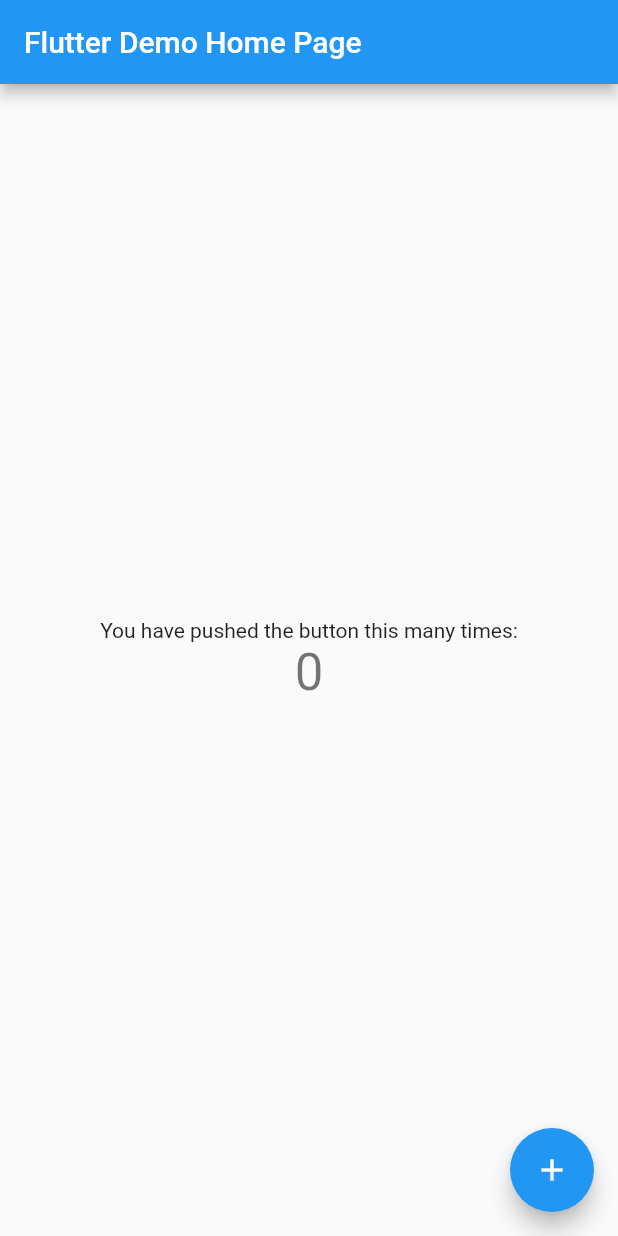
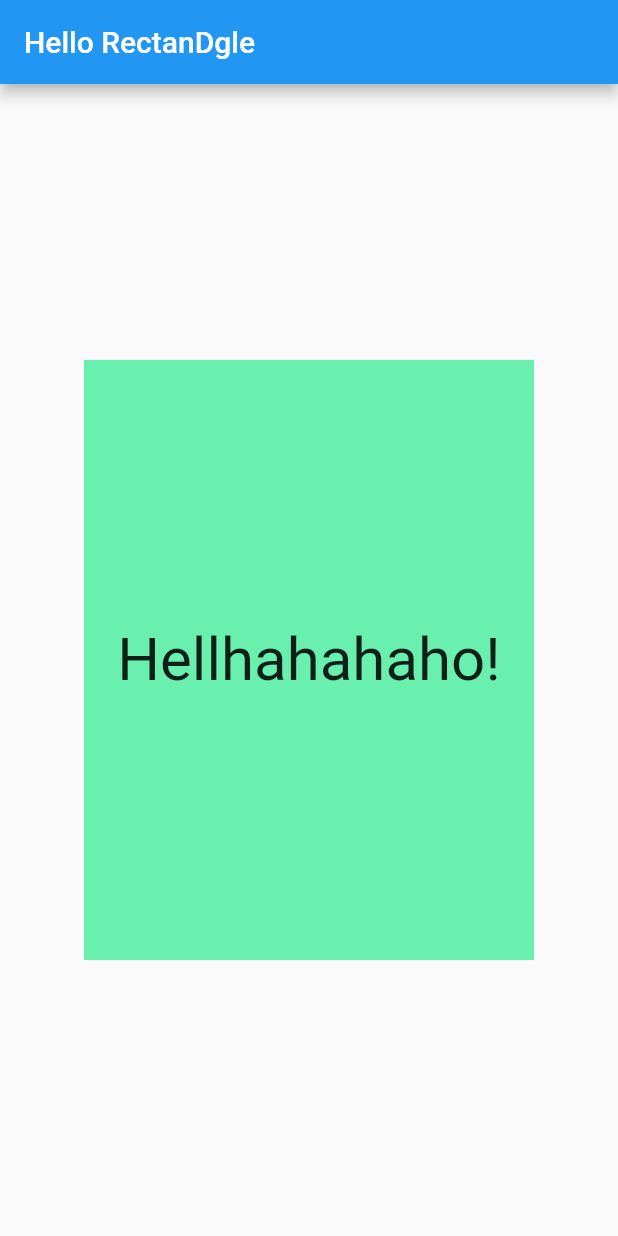
Before and after one commit to nblogist/Flutter_Udacity_Course, a Flutter app: the screen it shows after launch, on a phone screen of 412 x 824 dp. Run offline on Flutter 3.47's test engine with Material 2 defaults, Android fonts, the phone set to English and light mode, and no system bars.

Commit message:
Hello Recatnagle App

```diff
--- a/hello_rectangle/lib/main.dart
+++ b/hello_rectangle/lib/main.dart
@@ -1,111 +1,40 @@
+// Copyright 2018 The Chromium Authors. All rights reserved.
+// Use of this source code is governed by a BSD-style license that can be
+// found in the LICENSE file.
+
 import 'package:flutter/material.dart';
 
-void main() => runApp(MyApp());
+void main() {
+  runApp(
+    MaterialApp(
+      debugShowCheckedModeBanner: false,
+      title: 'Hello Rectangle',
+      home: Scaffold(
+        appBar: AppBar(
+          title: Text('Hello RectanDgle'),
+        ),
+        body: HelloRectangle(),
+      ),
+    ),
+  );
+}
 
-class MyApp extends StatelessWidget {
-  // This widget is the root of your application.
+class HelloRectangle extends StatelessWidget {
   @override
   Widget build(BuildContext context) {
-    return MaterialApp(
-      title: 'Flutter Demo',
-      theme: ThemeData(
-        // This is the theme of your application.
-        //
-        // Try running your application with "flutter run". You'll see the
-        // application has a blue toolbar. Then, without quitting the app, try
-        // changing the primarySwatch below to Colors.green and then invoke
-        // "hot reload" (press "r" in the console where you ran "flutter run",
-        // or simply save your changes to "hot reload" in a Flutter IDE).
-        // Notice that the counter didn't reset back to zero; the application
-        // is not restarted.
-        primarySwatch: Colors.blue,
+    return Center(
+      child: Container(
+        color: Colors.greenAccent,
+        height: 400.0,
+        width: 300.0,
+        child: Center(
+          child: Text(
+            'Hellhahahaho!',
+            style: TextStyle(fontSize: 40.0),
+            textAlign: TextAlign.center,
+          ),
+        ),
       ),
-      home: MyHomePage(title: 'Flutter Demo Home Page'),
     );
   }
 }
-
-class MyHomePage extends StatefulWidget {
-  MyHomePage({Key key, this.title}) : super(key: key);
-
-  // This widget is the home page of your application. It is stateful, meaning
-  // that it has a State object (defined below) that contains fields that affect
-  // how it looks.
-
-  // This class is the configuration for the state. It holds the values (in this
-  // case the title) provided by the parent (in this case the App widget) and
-  // used by the build method of the State. Fields in a Widget subclass are
-  // always marked "final".
-
-  final String title;
-
-  @override
-  _MyHomePageState createState() => _MyHomePageState();
-}
-
-class _MyHomePageState extends State<MyHomePage> {
-  int _counter = 0;
-
-  void _incrementCounter() {
-    setState(() {
-      // This call to setState tells the Flutter framework that something has
-      // changed in this State, which causes it to rerun the build method below
-      // so that the display can reflect the updated values. If we changed
-      // _counter without calling setState(), then the build method would not be
-      // called again, and so nothing would appear to happen.
-      _counter++;
-    });
-  }
-
-  @override
-  Widget build(BuildContext context) {
-    // This method is rerun every time setState is called, for instance as done
-    // by the _incrementCounter method above.
-    //
-    // The Flutter framework has been optimized to make rerunning build methods
-    // fast, so that you can just rebuild anything that needs updating rather
-    // than having to individually change instances of widgets.
-    return Scaffold(
-      appBar: AppBar(
-        // Here we take the value from the MyHomePage object that was created by
-        // the App.build method, and use it to set our appbar title.
-        title: Text(widget.title),
-      ),
-      body: Center(
-        // Center is a layout widget. It takes a single child and positions it
-        // in the middle of the parent.
-        child: Column(
-          // Column is also layout widget. It takes a list of children and
-          // arranges them vertically. By default, it sizes itself to fit its
-          // children horizontally, and tries to be as tall as its parent.
-          //
-          // Invoke "debug painting" (press "p" in the console, choose the
-          // "Toggle Debug Paint" action from the Flutter Inspector in Android
-          // Studio, or the "Toggle Debug Paint" command in Visual Studio Code)
-          // to see the wireframe for each widget.
-          //
-          // Column has various properties to control how it sizes itself and
-          // how it positions its children. Here we use mainAxisAlignment to
-          // center the children vertically; the main axis here is the vertical
-          // axis because Columns are vertical (the cross axis would be
-          // horizontal).
-          mainAxisAlignment: MainAxisAlignment.center,
-          children: <Widget>[
-            Text(
-              'You have pushed the button this many times:',
-            ),
-            Text(
-              '$_counter',
-              style: Theme.of(context).textTheme.display1,
-            ),
-          ],
-        ),
-      ),
-      floatingActionButton: FloatingActionButton(
-        onPressed: _incrementCounter,
-        tooltip: 'Increment',
-        child: Icon(Icons.add),
-      ), // This trailing comma makes auto-formatting nicer for build methods.
-    );
-  }
-}
```
